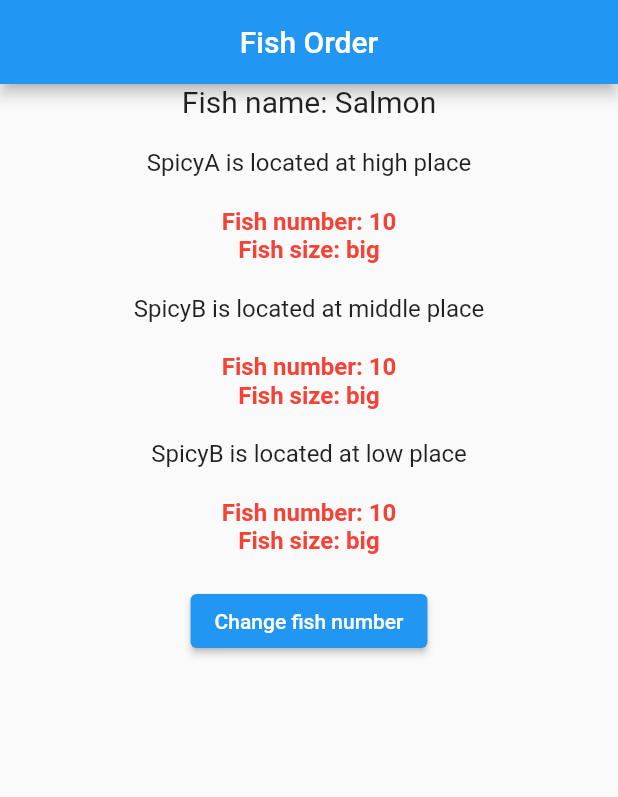
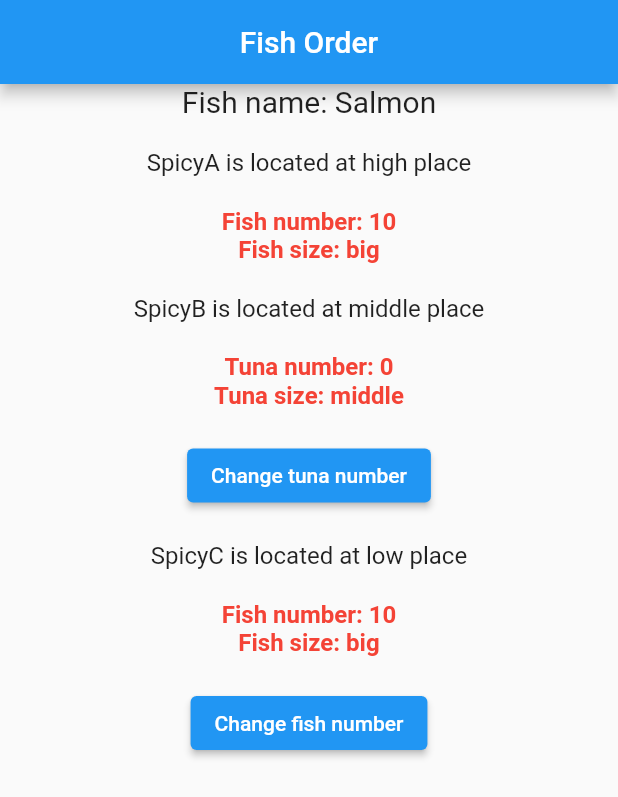
Before and after one commit to y8nju/flutter_provider, a Flutter app: the screen it shows after launch, on a phone screen of 412 x 824 dp. Shown: the top 797 px of the screen. Run offline on Flutter 3.47's test engine with Material 2 defaults, Android fonts, the phone set to English and light mode, and no system bars.

Commit message:
feat: MultiProvider

```diff
--- a/lib/main.dart
+++ b/lib/main.dart
@@ -1,6 +1,7 @@
 import 'package:flutter/material.dart';
 import 'package:provider/provider.dart';
 import 'package:providerexample/models/fish_model.dart';
+import 'package:providerexample/models/seafish_model.dart';
 
 void main() => runApp(MyApp());
 
@@ -9,12 +10,23 @@ class MyApp extends StatelessWidget {
   // This widget is the root of your application.
   @override
   Widget build(BuildContext context) {
-    return ChangeNotifierProvider(
-      create: (context) => FishModel(
-        name: 'Salmon',
-        number: 10,
-        size: 'big',
-      ),
+    return MultiProvider(
+      providers: [
+        ChangeNotifierProvider(
+          create: (context) => FishModel(
+            name: 'Salmon',
+            number: 10,
+            size: 'big',
+          ),
+        ),
+        ChangeNotifierProvider(
+          create: (context) => SeafishModel(
+            name: 'Tuna',
+            tunaNumber: 0,
+            size: 'middle',
+          ),
+        ),
+      ],
       child: MaterialApp(
         home: FishOrder(),
       ),
@@ -45,7 +57,7 @@ class FishOrder extends StatelessWidget {
                       text: 'Fish name: ',
                     ),
                     TextSpan(
-                      text: '${Provider.of<FishModel>(context).name}',
+                      text: Provider.of<FishModel>(context).name,
                     ),
                   ],
                 ),
@@ -117,7 +129,7 @@ class SpicyA extends StatelessWidget {
                   text: 'Fish size: ',
                 ),
                 TextSpan(
-                  text: '${Provider.of<FishModel>(context).size}',
+                  text: Provider.of<FishModel>(context).size,
                 )
               ]),
         ),
@@ -168,10 +180,10 @@ class SpicyB extends StatelessWidget {
               ),
               children: [
                 TextSpan(
-                  text: 'Fish number: ',
+                  text: 'Tuna number: ',
                 ),
                 TextSpan(
-                  text: '${Provider.of<FishModel>(context).number}',
+                  text: '${Provider.of<SeafishModel>(context).tunaNumber}',
                 )
               ]),
         ),
@@ -184,17 +196,29 @@ class SpicyB extends StatelessWidget {
               ),
               children: [
                 TextSpan(
-                  text: 'Fish size: ',
+                  text: 'Tuna size: ',
                 ),
                 TextSpan(
-                  text: '${Provider.of<FishModel>(context).size}',
+                  text: Provider.of<SeafishModel>(context).size,
                 )
               ]),
         ),
         SizedBox(
           height: 20,
         ),
-        Low()
+        ElevatedButton(
+          onPressed: () {
+            Provider.of<SeafishModel>(
+              context,
+              listen: false,
+            ).changeSeaFishNumber();
+          },
+          child: Text('Change tuna number'),
+        ),
+        SizedBox(
+          height: 20,
+        ),
+        Low(),
       ],
     );
   }
@@ -208,7 +232,7 @@ class Low extends StatelessWidget {
     return Column(
       children: [
         Text(
-          'SpicyB is located at low place',
+          'SpicyC is located at low place',
           style: TextStyle(
             fontSize: 16,
           ),
@@ -257,7 +281,7 @@ class SpicyC extends StatelessWidget {
                   text: 'Fish size: ',
                 ),
                 TextSpan(
-                  text: '${Provider.of<FishModel>(context).size}',
+                  text: Provider.of<FishModel>(context).size,
                 )
               ]),
         ),
--- a/lib/models/seafish_model.dart
+++ b/lib/models/seafish_model.dart
@@ -11,7 +11,7 @@ class SeafishModel with ChangeNotifier {
     required this.size,
   });
 
-  void changeFishNumber() {
+  void changeSeaFishNumber() {
     tunaNumber++;
     notifyListeners();
   }
```
